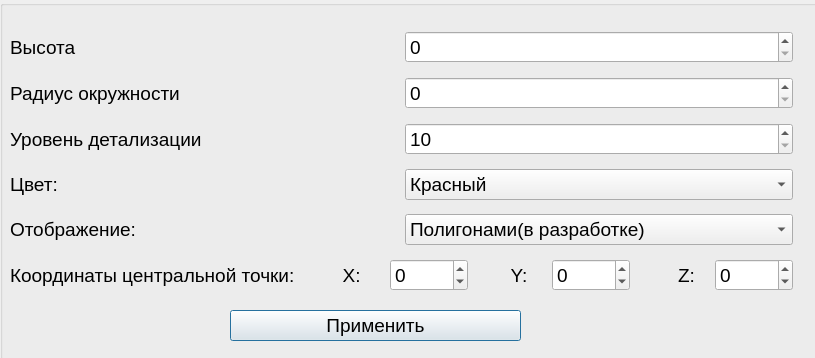
First picture: the form in cilindrparametr.ui, repository Greggot/Wolves-Practice-CSCE-191-, before the edit.
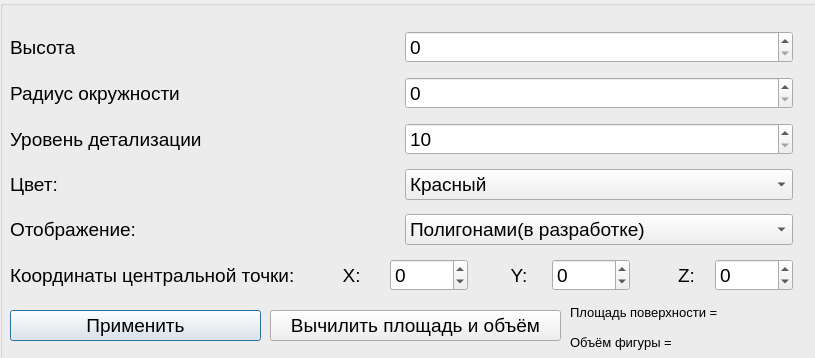
Second picture: the form after the edit.

Diff of the .ui file:
```diff
--- a/cilindrparametr.ui
+++ b/cilindrparametr.ui
@@ -40,9 +40,9 @@
    <widget class="QPushButton" name="ok">
     <property name="geometry">
      <rect>
-      <x>230</x>
+      <x>10</x>
       <y>310</y>
-      <width>291</width>
+      <width>251</width>
       <height>31</height>
      </rect>
     </property>
@@ -326,6 +326,96 @@
      </item>
     </layout>
    </widget>
+   <widget class="QLabel" name="pl">
+    <property name="geometry">
+     <rect>
+      <x>720</x>
+      <y>300</y>
+      <width>155</width>
+      <height>25</height>
+     </rect>
+    </property>
+    <property name="font">
+     <font>
+      <pointsize>10</pointsize>
+     </font>
+    </property>
+    <property name="text">
+     <string/>
+    </property>
+   </widget>
+   <widget class="QPushButton" name="ok_3">
+    <property name="geometry">
+     <rect>
+      <x>270</x>
+      <y>310</y>
+      <width>291</width>
+      <height>31</height>
+     </rect>
+    </property>
+    <property name="font">
+     <font>
+      <pointsize>14</pointsize>
+     </font>
+    </property>
+    <property name="text">
+     <string>Вычилить площадь и объём</string>
+    </property>
+   </widget>
+   <widget class="QLabel" name="label_14">
+    <property name="geometry">
+     <rect>
+      <x>570</x>
+      <y>330</y>
+      <width>101</width>
+      <height>25</height>
+     </rect>
+    </property>
+    <property name="font">
+     <font>
+      <pointsize>10</pointsize>
+     </font>
+    </property>
+    <property name="text">
+     <string>Объём фигуры = </string>
+    </property>
+   </widget>
+   <widget class="QLabel" name="ob">
+    <property name="geometry">
+     <rect>
+      <x>670</x>
+      <y>330</y>
+      <width>155</width>
+      <height>25</height>
+     </rect>
+    </property>
+    <property name="font">
+     <font>
+      <pointsize>10</pointsize>
+     </font>
+    </property>
+    <property name="text">
+     <string/>
+    </property>
+   </widget>
+   <widget class="QLabel" name="label_13">
+    <property name="geometry">
+     <rect>
+      <x>570</x>
+      <y>300</y>
+      <width>155</width>
+      <height>25</height>
+     </rect>
+    </property>
+    <property name="font">
+     <font>
+      <pointsize>10</pointsize>
+     </font>
+    </property>
+    <property name="text">
+     <string>Площадь поверхности = </string>
+    </property>
+   </widget>
   </widget>
  </widget>
  <resources/>
```
